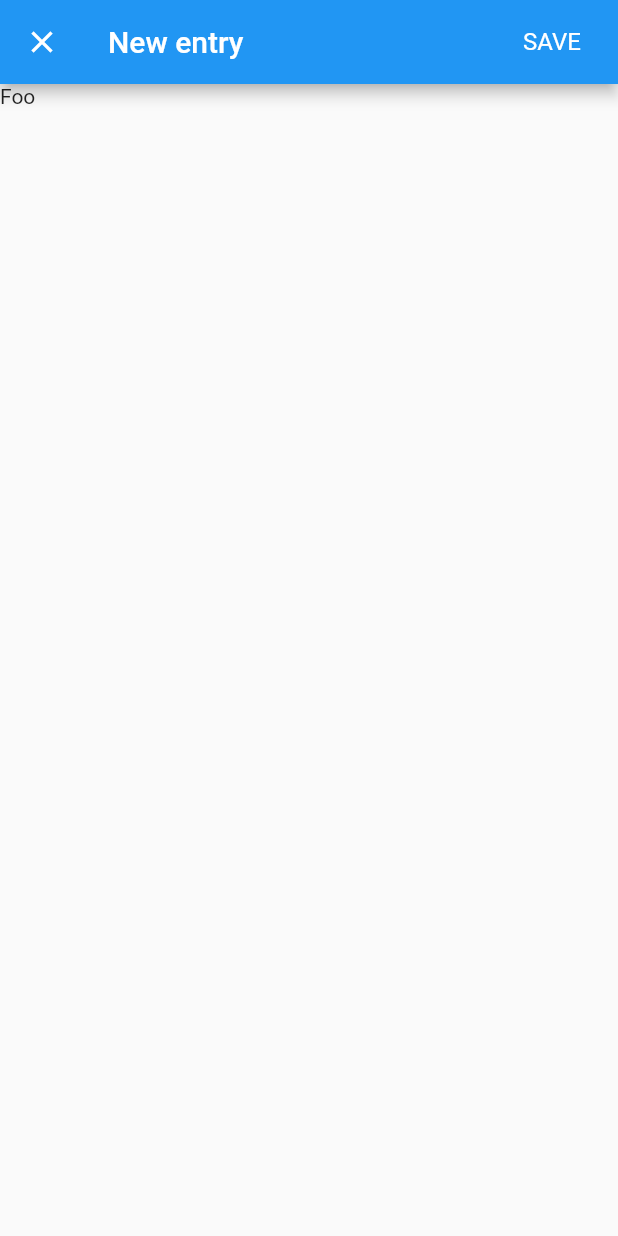
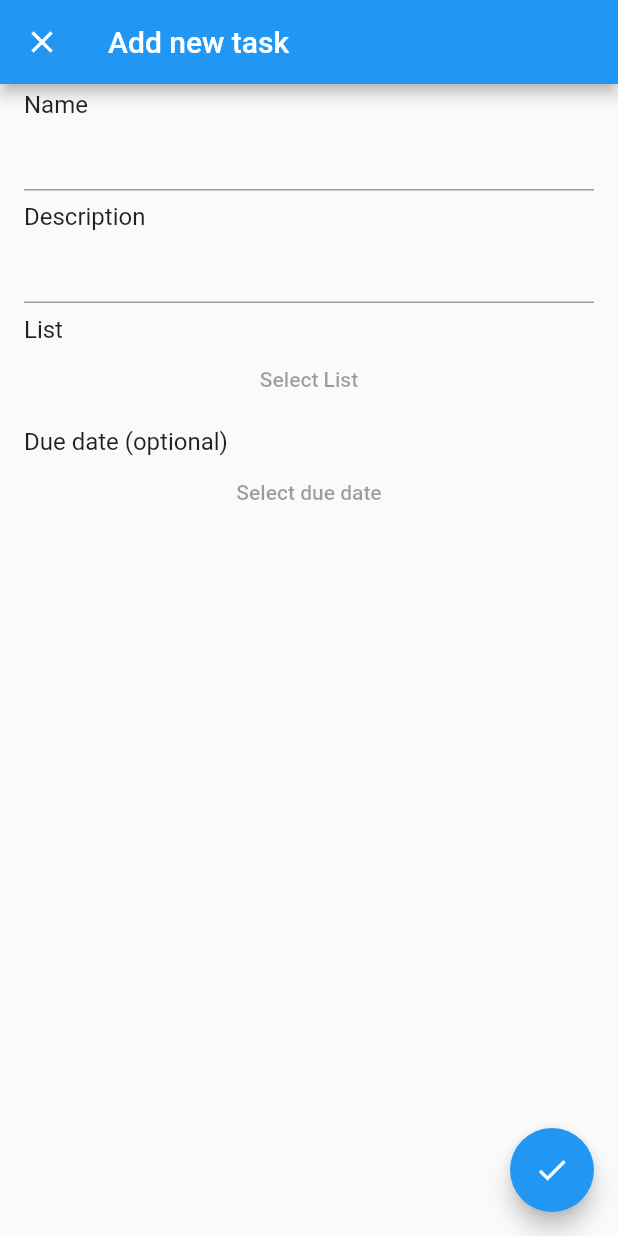
Before and after one commit to michpohl/Flutter-To-Do, a Flutter app: the screen it shows after launch, after a tap on the "add" icon, on a phone screen of 412 x 824 dp. Run offline on Flutter 3.47's test engine with Material 2 defaults, Android fonts, the phone set to English and light mode, and no system bars.

Commit message:
Start working on a dialog to add to-do-items

```diff
--- a/lib/dialogs.dart
+++ b/lib/dialogs.dart
@@ -1,30 +1,77 @@
 import 'package:flutter/material.dart';
 
-class AddEntryDialog extends StatefulWidget {
+class AddTodDoItemDialog extends StatefulWidget {
   @override
-  AddEntryDialogState createState() => new AddEntryDialogState();
+  AddToDoItemDialogState createState() => new AddToDoItemDialogState();
 }
 
-class AddEntryDialogState extends State<AddEntryDialog> {
+class AddToDoItemDialogState extends State<AddTodDoItemDialog> {
+
+  String title;
+  String description;
+  String listName;
+  DateTime dueDate;
+
+
   @override
   Widget build(BuildContext context) {
     return new Scaffold(
-      appBar: new AppBar(
-        title: const Text('New entry'),
-        actions: [
-          new FlatButton(
-              onPressed: () {
-                //TODO: Handle save
-              },
-              child: new Text('SAVE',
-                  style: Theme
-                      .of(context)
-                      .textTheme
-                      .subhead
-                      .copyWith(color: Colors.white))),
-        ],
-      ),
-      body: new Text("Foo"),
+        appBar: new AppBar(
+          title: const Text('Add new task'),
+
+        ),
+        floatingActionButton: new FloatingActionButton(
+            onPressed: null,
+            child: new Icon(Icons.check)),
+        body: new Column(
+          children: <Widget>[
+            new ListTile(
+              title: new Text ('Name'),
+              subtitle: new TextField(
+                  controller: null,
+                  decoration: new InputDecoration(
+
+                  ),
+                  focusNode: null,
+                  style: null,
+                  onSubmitted: (text) {
+                    title = text;
+                  }),
+
+            ),
+            new ListTile(
+              title: new Text ('Description'),
+              subtitle: new TextField(
+                controller: null,
+                decoration: new InputDecoration(
+
+                ),
+                focusNode: null,
+                style: null,
+                onSubmitted: (text) {
+                  description = text;
+                },
+              ),
+            ),
+            new ListTile(
+                title: new Text ('List'),
+                subtitle: new FlatButton(
+                    onPressed: null,
+                    child: new Text('Select List'))
+            ),
+            new ListTile(
+                title: new Text ('Due date (optional)'),
+                subtitle: new FlatButton(
+                    onPressed: null,
+                    child: new Text('Select due date'))
+            ),
+
+          ],
+        )
+
+
     );
   }
+
+
 }
--- a/lib/todo_start_page.dart
+++ b/lib/todo_start_page.dart
@@ -52,7 +52,7 @@ class _ToDoStartPageState extends State<ToDoStartPage> {
   void _openAddEntryDialog() {
     Navigator.of(context).push(new MaterialPageRoute<Null>(
         builder: (BuildContext context) {
-          return new AddEntryDialog();
+          return new AddTodDoItemDialog();
         },
         fullscreenDialog: true
     ));
```
